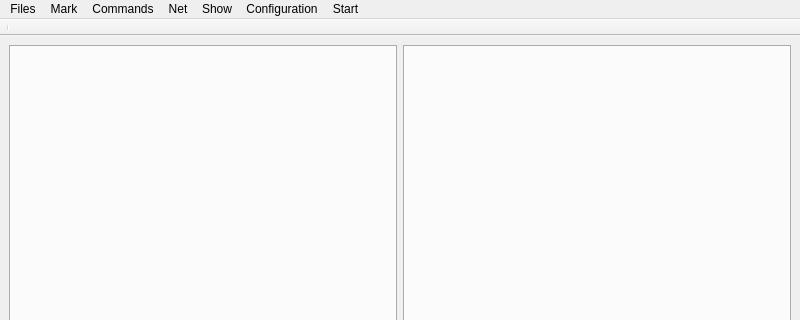
Old version of the form mainwindow.ui in the repository afigegoznaet/YAC_Commander; both pictures show x 0 to 800 and y 0 to 320 of the 800 by 600 pixel window.
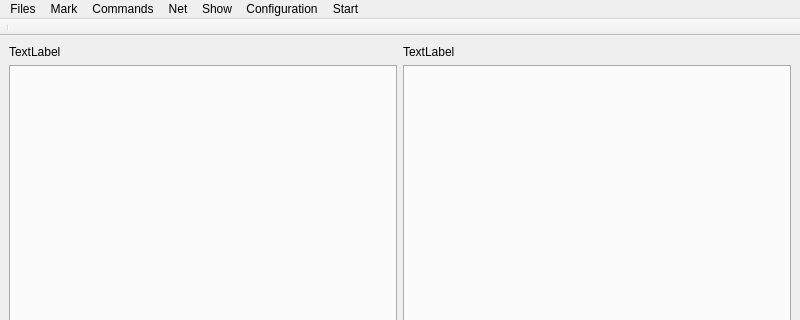
New version of the form. Custom widgets are drawn as their Qt base class.

Commit message: Fixed some bugs and started implementing status for tabs

Patch:
```diff
--- a/mainwindow.ui
+++ b/mainwindow.ui
@@ -21,68 +21,7 @@
   </property>
   <widget class="QWidget" name="centralwidget">
    <layout class="QGridLayout" name="gridLayout">
-    <item row="0" column="0">
-     <layout class="QHBoxLayout" name="horizontalLayout">
-      <item>
-       <widget class="CustomTabWidget" name="leftTabWidget">
-        <property name="focusPolicy">
-         <enum>Qt::NoFocus</enum>
-        </property>
-        <property name="acceptDrops">
-         <bool>true</bool>
-        </property>
-        <property name="accessibleDescription">
-         <string>Left</string>
-        </property>
-        <property name="currentIndex">
-         <number>-1</number>
-        </property>
-        <property name="tabsClosable">
-         <bool>true</bool>
-        </property>
-        <property name="movable">
-         <bool>true</bool>
-        </property>
-       </widget>
-      </item>
-      <item>
-       <widget class="CustomTabWidget" name="rightTabWidget">
-        <property name="focusPolicy">
-         <enum>Qt::NoFocus</enum>
-        </property>
-        <property name="acceptDrops">
-         <bool>true</bool>
-        </property>
-        <property name="accessibleDescription">
-         <string>Right</string>
-        </property>
-        <property name="tabShape">
-         <enum>QTabWidget::Rounded</enum>
-        </property>
-        <property name="currentIndex">
-         <number>-1</number>
-        </property>
-        <property name="documentMode">
-         <bool>false</bool>
-        </property>
-        <property name="tabsClosable">
-         <bool>true</bool>
-        </property>
-        <property name="movable">
-         <bool>true</bool>
-        </property>
-       </widget>
-      </item>
-     </layout>
-    </item>
-    <item row="1" column="0">
-     <widget class="DropDown" name="commandsBox">
-      <property name="focusPolicy">
-       <enum>Qt::ClickFocus</enum>
-      </property>
-     </widget>
-    </item>
-    <item row="2" column="0">
+    <item row="3" column="0">
      <layout class="QHBoxLayout" name="buttons">
       <item>
        <widget class="QPushButton" name="F3">
@@ -164,6 +103,85 @@
       </item>
      </layout>
     </item>
+    <item row="2" column="0">
+     <widget class="DropDown" name="commandsBox">
+      <property name="focusPolicy">
+       <enum>Qt::ClickFocus</enum>
+      </property>
+     </widget>
+    </item>
+    <item row="1" column="0">
+     <layout class="QHBoxLayout" name="horizontalLayout">
+      <item>
+       <widget class="CustomTabWidget" name="leftTabWidget">
+        <property name="focusPolicy">
+         <enum>Qt::NoFocus</enum>
+        </property>
+        <property name="acceptDrops">
+         <bool>true</bool>
+        </property>
+        <property name="accessibleDescription">
+         <string>Left</string>
+        </property>
+        <property name="currentIndex">
+         <number>-1</number>
+        </property>
+        <property name="tabsClosable">
+         <bool>true</bool>
+        </property>
+        <property name="movable">
+         <bool>true</bool>
+        </property>
+       </widget>
+      </item>
+      <item>
+       <widget class="CustomTabWidget" name="rightTabWidget">
+        <property name="focusPolicy">
+         <enum>Qt::NoFocus</enum>
+        </property>
+        <property name="acceptDrops">
+         <bool>true</bool>
+        </property>
+        <property name="accessibleDescription">
+         <string>Right</string>
+        </property>
+        <property name="tabShape">
+         <enum>QTabWidget::Rounded</enum>
+        </property>
+        <property name="currentIndex">
+         <number>-1</number>
+        </property>
+        <property name="documentMode">
+         <bool>false</bool>
+        </property>
+        <property name="tabsClosable">
+         <bool>true</bool>
+        </property>
+        <property name="movable">
+         <bool>true</bool>
+        </property>
+       </widget>
+      </item>
+     </layout>
+    </item>
+    <item row="0" column="0">
+     <layout class="QHBoxLayout" name="horizontalLayout_3">
+      <item>
+       <widget class="QLabel" name="rightLabel">
+        <property name="text">
+         <string>TextLabel</string>
+        </property>
+       </widget>
+      </item>
+      <item>
+       <widget class="QLabel" name="leftLabel">
+        <property name="text">
+         <string>TextLabel</string>
+        </property>
+       </widget>
+      </item>
+     </layout>
+    </item>
    </layout>
   </widget>
   <widget class="QMenuBar" name="menubar">
```
Left out of the diff: 5 changed lines with no effect on the pictures. The commit also changes 6 other files.
